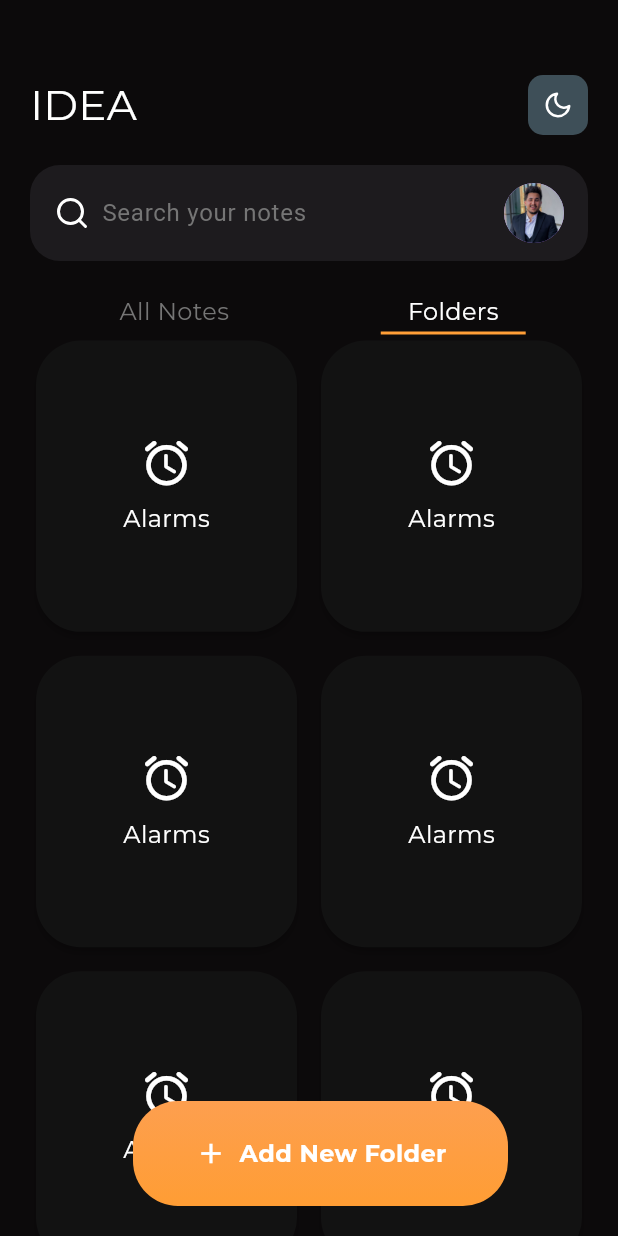
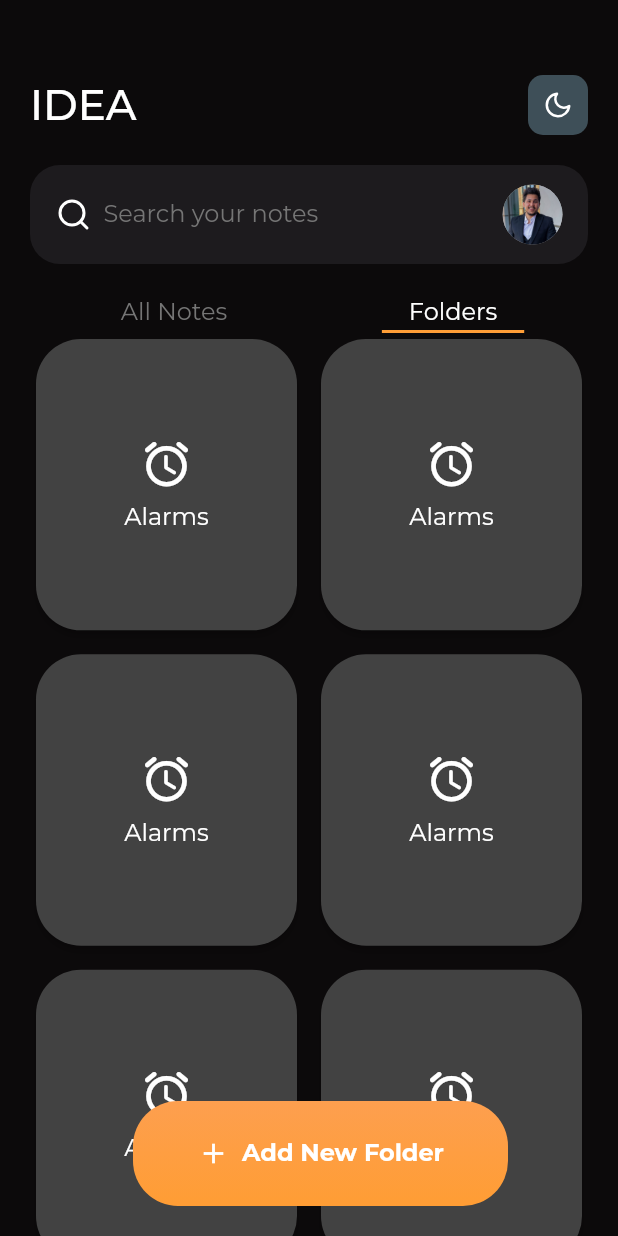
Before and after one commit to Eldeengawy/idea, a Flutter app: the screen it shows after launch, after a tap on "Folders", on a phone screen of 412 x 824 dp. Run offline on Flutter 3.47's test engine with Material 2 defaults, Android fonts, the light colour scheme and no system bars; our stand-ins replace bloc, flutter_bloc, flutter_colorpicker, flutter_feather_icons, google_fonts, hive and 1 more; missing offline and left inert: coast, flutter_iconpicker; accounts and stored records are empty.

Commit message:
handle theme colors and enable dark and light modes

```diff
--- a/lib/app_constants.dart
+++ b/lib/app_constants.dart
@@ -1,47 +1,100 @@
 import 'package:flutter/material.dart';
 import 'package:google_fonts/google_fonts.dart';
 
+// abstract class AppThemes {
+//   static const Color defaultTextColorDark = Colors.white;
+//   static const Color defaultTextColorLight = Colors.black;
+
+//   // Define the dark theme
+//   static final darkTheme = ThemeData(
+//     brightness: Brightness.dark,
+//     useMaterial3: true,
+//     scaffoldBackgroundColor: const Color(0xff0c0a0b),
+//     colorScheme: const ColorScheme.dark(
+//       // primary:
+//       //     Colors.orange, // Customize the primary color for dark theme if needed
+//       onPrimary:
+//           defaultTextColorDark, // Set the default text color for dark theme
+//     ),
+//     // Add other dark theme properties as needed,
+
+//     textTheme: GoogleFonts.montserratTextTheme().copyWith(
+//       // Set Monsterate as default font and change the default text color
+//       bodyLarge: const TextStyle(
+//         color: Colors.white, // Change the default text color to white
+//       ),
+//     ),
+//   );
+
+//   // Define the light theme
+//   static final lightTheme = ThemeData(
+//     brightness: Brightness.light,
+//     primaryColor:
+//         Colors.blue, // Set your desired primary color for the light theme
+//     // Add other light theme properties as needed
+//     textTheme: GoogleFonts.montserratTextTheme().copyWith(
+//       // Set Monsterate as default font and change the default text color
+//       bodyLarge: const TextStyle(
+//         color: Colors.black, // Change the default text color to black
+//       ),
+//     ),
+//   );
+// }
 abstract class AppThemes {
-  static const Color defaultTextColorDark = Colors.white;
-  static const Color defaultTextColorLight = Colors.black;
+  static final ThemeData darkTheme = ThemeData(
+    brightness: Brightness.dark,
+    primaryColor:
+        Colors.orange, // Set your desired primary color for dark theme
 
-  // Define the dark theme
-  static final darkTheme = ThemeData(
-    brightness: Brightness.dark,
-    useMaterial3: true,
-    scaffoldBackgroundColor: const Color(0xff0c0a0b),
-    colorScheme: const ColorScheme.dark(
-      // primary:
-      //     Colors.orange, // Customize the primary color for dark theme if needed
-      onPrimary:
-          defaultTextColorDark, // Set the default text color for dark theme
+    scaffoldBackgroundColor: const Color(0xFF0C0A0B),
+    textTheme: GoogleFonts.montserratTextTheme().copyWith(
+      titleLarge: TextStyle(
+        color: Colors.white,
+        fontFamily: GoogleFonts.montserrat()
+            .fontFamily, // Set the font family for dark theme
+      ),
+      bodyLarge: TextStyle(
+        color: Colors.white, // Change the default text color to white
+        fontFamily: GoogleFonts.montserrat()
+            .fontFamily, // Set the font family for dark theme
+      ),
+      bodySmall: TextStyle(
+        color: Colors.white
+            .withOpacity(0.6), // Change the default text color to white
+        fontFamily: GoogleFonts.montserrat()
+            .fontFamily, // Set the font family for dark theme
+      ),
+      // Add more text styles as needed for dark theme
     ),
-    // Add other dark theme properties as needed,
-
-    textTheme: GoogleFonts.montserratTextTheme().copyWith(
-      // Set Monsterate as default font and change the default text color
-      bodyLarge: const TextStyle(
-        color: Colors.white, // Change the default text color to white
-      ),
-    ),
+    // Add more theme properties as needed for dark theme
   );
 
-  // Define the light theme
-  static final lightTheme = ThemeData(
+  static final ThemeData lightTheme = ThemeData(
     brightness: Brightness.light,
-    primaryColor:
-        Colors.blue, // Set your desired primary color for the light theme
-    // Add other light theme properties as needed
+    primaryColor: Colors.blue, // Set your desired primary color for light theme
+
+    scaffoldBackgroundColor: Colors.white,
     textTheme: GoogleFonts.montserratTextTheme().copyWith(
-      // Set Monsterate as default font and change the default text color
-      bodyLarge: const TextStyle(
-        color: Colors.black, // Change the default text color to black
+      titleLarge: TextStyle(
+        color: Colors.black,
+        fontFamily: GoogleFonts.montserrat()
+            .fontFamily, // Set the font family for dark theme
       ),
+      bodyLarge: TextStyle(
+        color: Colors.white, // Change the default text color to black
+        fontFamily: GoogleFonts.montserrat()
+            .fontFamily, // Set the font family for dark theme
+      ),
+      bodySmall: TextStyle(
+        color: Colors.black
+            .withOpacity(0.6), // Change the default text color to black
+        fontFamily: GoogleFonts.montserrat()
+            .fontFamily, // Set the font family for dark theme
+      ),
+      // Add more text styles as needed for light theme
     ),
+    // Add more theme properties as needed for light theme
   );
 }
 
-bool isNightMode =
-    true; // This is not related to the font, just leaving it as it is.
-
 const kNotesBox = 'notes_box';
--- /dev/null
+++ b/lib/cubits/change_mode_cubit/change_mode_cubit.dart
@@ -0,0 +1,15 @@
+import 'package:flutter_bloc/flutter_bloc.dart';
+import 'package:meta/meta.dart';
+
+part 'change_mode_state.dart';
+
+class ChangeModeCubit extends Cubit<ChangeModeState> {
+  ChangeModeCubit() : super(ChangeModeInitial());
+  static ChangeModeCubit get(context) => BlocProvider.of(context);
+  bool isDarkMode =
+      true; // This is not related to the font, just leaving it as it is.
+  void toggleMode() {
+    isDarkMode = !isDarkMode;
+    emit(SwitchModeState());
+  }
+}
--- /dev/null
+++ b/lib/cubits/change_mode_cubit/change_mode_state.dart
@@ -0,0 +1,11 @@
+part of 'change_mode_cubit.dart';
+
+@immutable
+abstract class ChangeModeState {}
+
+class ChangeModeInitial extends ChangeModeState {}
+
+class SwitchModeState extends ChangeModeState {}
+// class DarkMode extends ChangeModeState {}
+
+// class LightMode extends ChangeModeState {}
--- a/lib/main.dart
+++ b/lib/main.dart
@@ -1,7 +1,10 @@
 import 'package:flutter/material.dart';
 import 'package:flutter/services.dart';
+import 'package:flutter_bloc/flutter_bloc.dart';
 import 'package:hive_flutter/adapters.dart';
 import 'package:idea/app_constants.dart';
+import 'package:idea/cubits/add_note_cubit/add_note_cubit.dart';
+import 'package:idea/cubits/change_mode_cubit/change_mode_cubit.dart';
 import 'package:idea/models/note_model.dart';
 import 'package:idea/views/notes_view.dart';
 
@@ -23,12 +26,26 @@
       statusBarColor: Colors.transparent, // For transparent status bar
       statusBarIconBrightness: Brightness.light,
     ));
+
+    // Determine the theme based on the current state of the ChangeModeCubit
+    // final isDarkMode = state is DarkMode;
+    return MultiBlocProvider(
+      providers: [
+        BlocProvider(create: (context) => AddNoteCubit()),
+        BlocProvider(
+          create: (context) => ChangeModeCubit(),
+        )
+      ],
+      child: BlocConsumer<ChangeModeCubit, ChangeModeState>(
+        listener: (context, state) {},
+        builder: (context, state) {
           return MaterialApp(
             debugShowCheckedModeBanner: false,
             title: 'Idea',
-      theme: isNightMode
+            theme: ChangeModeCubit.get(context).isDarkMode
                 ? AppThemes.darkTheme
-          : AppThemes.lightTheme, // Set the theme based on isNightMode flag
+                : AppThemes
+                    .lightTheme, // Set the theme based on isNightMode flag
 
             // theme: ThemeData(
             //     brightness: Brightness.dark,
@@ -36,5 +53,8 @@
             //     scaffoldBackgroundColor: const Color(0xff0c0a0b)),
             home: const NotesView(),
           );
+        },
+      ),
+    );
   }
 }
--- a/lib/views/widgets/custom_app_bar.dart
+++ b/lib/views/widgets/custom_app_bar.dart
@@ -1,5 +1,6 @@
 import 'package:flutter/material.dart';
-import 'package:idea/app_constants.dart';
+import 'package:flutter_bloc/flutter_bloc.dart';
+import 'package:idea/cubits/change_mode_cubit/change_mode_cubit.dart';
 import 'package:idea/views/widgets/custom_mode_switch_button.dart';
 
 class CustomAppBar extends StatefulWidget {
@@ -10,24 +11,30 @@
 }
 
 class _CustomAppBarState extends State<CustomAppBar> {
-  void toggleTheme() {
-    setState(() {
-      isNightMode = !isNightMode;
-    });
-  }
+  // void toggleTheme() {
+  //   setState(() {
+  //     isNightMode = !isNightMode;
+  //   });
+  // }
 
   @override
   Widget build(BuildContext context) {
     return Row(
       mainAxisAlignment: MainAxisAlignment.spaceBetween,
       children: [
-        const Text(
+        Text(
           'IDEA',
-          style: TextStyle(color: Colors.white, fontSize: 28.0),
+          style:
+              Theme.of(context).textTheme.titleLarge!.copyWith(fontSize: 28.0),
         ),
-        CustomModeSwitchButton(
-          isNightMode: isNightMode,
-          onTap: toggleTheme,
+        BlocProvider(
+          create: (context) => ChangeModeCubit(),
+          child: CustomModeSwitchButton(
+            isNightMode: ChangeModeCubit.get(context).isDarkMode,
+            onTap: () {
+              BlocProvider.of<ChangeModeCubit>(context).toggleMode();
+            },
+          ),
         ),
       ],
     );
--- a/lib/views/widgets/custom_circular_button.dart
+++ b/lib/views/widgets/custom_circular_button.dart
@@ -34,7 +34,11 @@
         child: Row(
           mainAxisAlignment: MainAxisAlignment.center,
           children: [
-            Icon(Icons.add, size: isButtonVisible ? 22.0 : 0),
+            Icon(
+              Icons.add,
+              size: isButtonVisible ? 22.0 : 0,
+              color: Colors.white,
+            ),
             const SizedBox(width: 8.0),
             Text(
               '$title',
--- a/lib/views/widgets/custom_mode_switch_button.dart
+++ b/lib/views/widgets/custom_mode_switch_button.dart
@@ -23,12 +23,12 @@
           borderRadius: BorderRadius.circular(10.0),
           color: isNightMode
               ? Colors.blueGrey.withOpacity(0.6)
-              : Colors.yellow.withOpacity(0.3),
+              : Colors.yellow.withOpacity(0.7),
         ),
         child: Center(
           child: Icon(
             isNightMode ? FeatherIcons.moon : FeatherIcons.sun,
-            color: Colors.white,
+            color: Theme.of(context).textTheme.titleLarge?.color,
             size: 20,
           ),
         ),
--- a/lib/views/widgets/custom_notes_grid_view.dart
+++ b/lib/views/widgets/custom_notes_grid_view.dart
@@ -99,8 +99,7 @@
     double screenWidth = MediaQuery.of(context).size.width;
     return Stack(
       children: [
-        Expanded(
-          child: MasonryGridView.count(
+        MasonryGridView.count(
           crossAxisCount: 2,
           mainAxisSpacing: 8,
           crossAxisSpacing: 8,
@@ -119,7 +118,6 @@
               ),
             );
           },
-          ),
         ),
         // if (_isButtonVisible)
         Positioned(
@@ -175,8 +173,10 @@
   @override
   Widget build(BuildContext context) {
     final Color backgroundColor = note!.color ??
-        const Color(0xff17181a); // If color is null, use the default color
-
+        (Theme.of(context).textTheme.titleLarge?.color == Colors.white
+            ? const Color(0xff17181a) // Dark theme primary text color is white
+            : Colors.white
+                .withOpacity(0.9)); // Light theme primary text color is amber
     return GestureDetector(
       onTap: () {
         Navigator.push(
@@ -187,8 +187,17 @@
                     )));
       },
       child: Container(
-        decoration: BoxDecoration(
-            color: backgroundColor, borderRadius: BorderRadius.circular(30.0)),
+        decoration: BoxDecoration(boxShadow: [
+          Theme.of(context).textTheme.titleLarge?.color == Colors.black
+              ? BoxShadow(
+                  color: Colors.grey.withOpacity(0.5),
+                  spreadRadius: 2,
+                  blurRadius: 4,
+                  offset:
+                      const Offset(0, 2), // Adjust the position of the shadow
+                )
+              : const BoxShadow(),
+        ], color: backgroundColor, borderRadius: BorderRadius.circular(30.0)),
         child: Padding(
           padding: const EdgeInsets.all(12.0),
           child: Column(
@@ -198,14 +207,16 @@
                 note!.title!,
                 style: Theme.of(context).textTheme.titleLarge!.copyWith(
                     fontSize: 18,
-                    color: Colors.white,
+                    // color: Colors.white,
                     fontWeight: FontWeight.bold),
               ),
               const SizedBox(height: 8),
               Text(
                 note!.content!,
                 style: Theme.of(context).textTheme.bodySmall!.copyWith(
-                    fontSize: 14, color: Colors.white.withOpacity(0.6)),
+                      fontSize: 14,
+                      // color:  Colors.white.withOpacity(0.6)
+                    ),
               ),
             ],
           ),
--- a/lib/views/widgets/custom_page_view_with_toggle_buttons.dart
+++ b/lib/views/widgets/custom_page_view_with_toggle_buttons.dart
@@ -53,6 +53,7 @@
         // ),
         Expanded(
           child: PageView(
+            physics: const BouncingScrollPhysics(),
             controller: _pageController,
             onPageChanged: (index) {
               setState(() {
@@ -107,7 +108,9 @@
           text,
           style: TextStyle(
             fontSize: 16,
-            color: isSelected ? Colors.white : Colors.grey[600],
+            color: isSelected
+                ? Theme.of(context).textTheme.titleLarge?.color
+                : Colors.grey[600],
             // fontWeight: FontWeight.bold,
           ),
         ),
--- a/lib/views/widgets/custom_search_widget.dart
+++ b/lib/views/widgets/custom_search_widget.dart
@@ -11,13 +11,18 @@
       padding: const EdgeInsets.symmetric(horizontal: 16, vertical: 8),
       decoration: BoxDecoration(
         borderRadius: BorderRadius.circular(20),
-        color: const Color(0xff1d1b1e),
+        border: Theme.of(context).textTheme.titleLarge?.color == Colors.white
+            ? Border.all(color: Colors.transparent)
+            : Border.all(),
+        color: Theme.of(context).textTheme.titleLarge?.color == Colors.white
+            ? const Color(0xff1d1b1e)
+            : Colors.white,
       ),
       child: Row(
         children: [
-          const Icon(
+          Icon(
             FeatherIcons.search,
-            color: Colors.white,
+            color: Theme.of(context).textTheme.titleLarge?.color,
             size: 24,
           ),
           const SizedBox(width: 8),
--- a/lib/views/widgets/edit_view_body.dart
+++ b/lib/views/widgets/edit_view_body.dart
@@ -46,7 +46,7 @@
               style: Theme.of(context).textTheme.titleLarge!.copyWith(
                     fontSize: 24,
                     fontWeight: FontWeight.bold,
-                    color: Colors.white,
+                    // color: Colors.white,
                   ),
             ),
             const SizedBox(height: 20),
@@ -74,10 +74,12 @@
       controller: controller,
       style: hintText == 'Title'
           ? Theme.of(context).textTheme.titleLarge!.copyWith(
-              fontSize: 26, color: Colors.white, fontWeight: FontWeight.bold)
+              fontSize: 26,
+              //  color: Colors.white,
+              fontWeight: FontWeight.bold)
           : Theme.of(context).textTheme.bodySmall!.copyWith(
                 fontSize: 16,
-                color: Colors.white,
+                // color: Colors.white,
               ),
       maxLines: maxLines,
       decoration: InputDecoration(
--- a/lib/views/widgets/folders_screen.dart
+++ b/lib/views/widgets/folders_screen.dart
@@ -65,8 +65,7 @@
     double screenWidth = MediaQuery.of(context).size.width;
     return Stack(
       children: [
-        Expanded(
-          child: GridView.builder(
+        GridView.builder(
           controller: _scrollController,
           physics: const BouncingScrollPhysics(),
           gridDelegate: const SliverGridDelegateWithFixedCrossAxisCount(
@@ -79,7 +78,6 @@
           itemBuilder: (context, index) {
             return _buildFolderItem(folders[index]);
           },
-          ),
         ),
         Positioned(
           bottom: 20.0,
@@ -111,7 +109,9 @@
             const SizedBox(height: 8.0),
             Text(
               folder['folderName'],
-              style: const TextStyle(fontSize: 16.0, color: Colors.white),
+              style: TextStyle(
+                  fontSize: 16.0,
+                  color: Theme.of(context).textTheme.titleLarge?.color),
             ),
           ],
         ),
```
Lines whose indentation alone changed are shown as unchanged.
